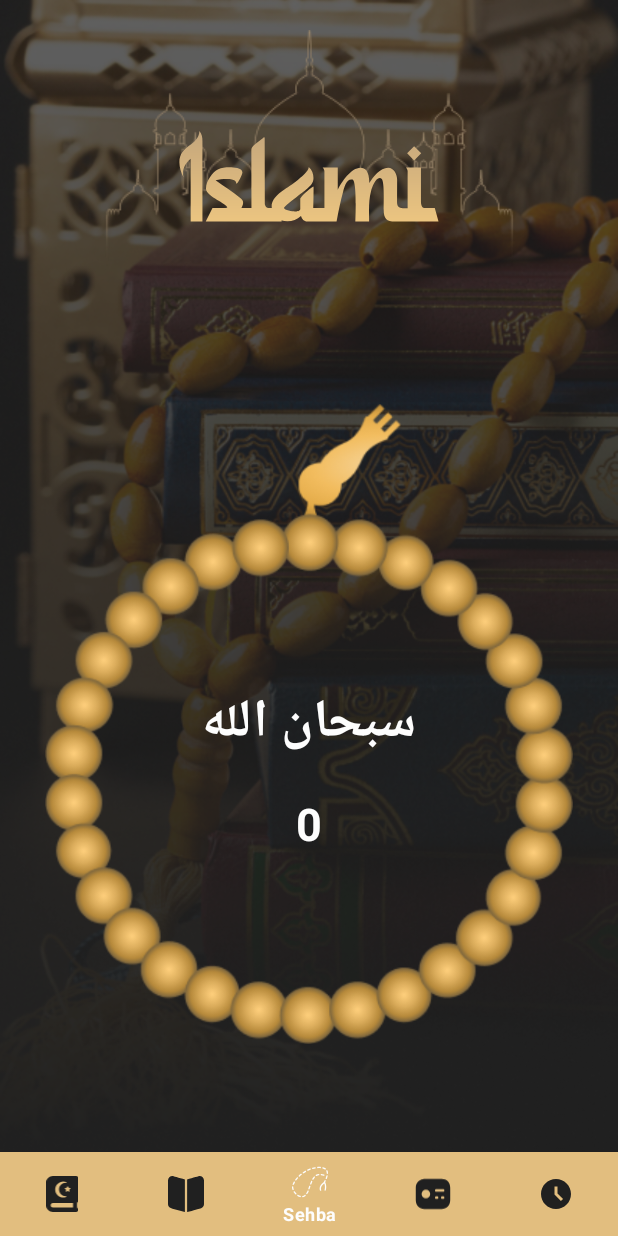
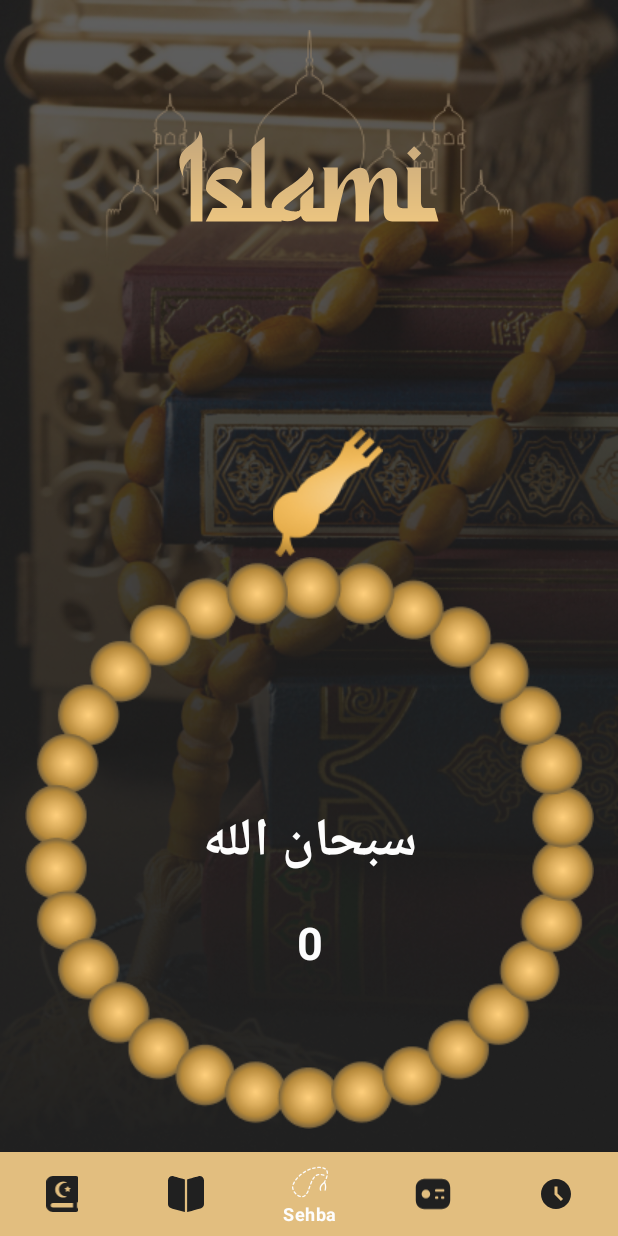
Before and after one commit to Fatma-Albaz/Islami-app, an Android app: the screen it shows after launch (MainActivity), item 3 of the bottom bar chosen, on a phone screen of 412 x 824 dp. Run offline under Robolectric (Android 15) with nearby library versions, the phone set to English and light mode, and no system bars.

Commit message:
Updated the sebha click animation

```diff
--- a/app/src/main/java/com/route/myapplication/ui/main/tabs/sebha/SebhaFragment.kt
+++ b/app/src/main/java/com/route/myapplication/ui/main/tabs/sebha/SebhaFragment.kt
@@ -7,6 +7,7 @@ import android.view.ViewGroup
 import androidx.fragment.app.Fragment
 import com.route.myapplication.databinding.FragmentSebhaBinding
 import com.route.myapplication.repository.SebhaRepository
+import com.route.myapplication.utils.ImageRotation
 
 class SebhaFragment:Fragment() {
     private lateinit var binding: FragmentSebhaBinding
@@ -40,6 +41,11 @@ class SebhaFragment:Fragment() {
                 .rotation(it.rotation + 11f)
                 .setDuration(300)
                 .start()
+            binding.sebhaTop.animate()
+                .rotation(binding.sebhaTop.rotation + 11f)
+                .setDuration(300)
+                .start()
+            ImageRotation.startOrbitAnimation(it,binding.sebhaTop,-80f+ it.rotation)
             if (tasbehNumber% 33 == 0){
                 displayedTasbehIndex++
                 if (displayedTasbehIndex>=sebhaList.size){
--- a/app/src/main/res/layout/fragment_sebha.xml
+++ b/app/src/main/res/layout/fragment_sebha.xml
@@ -13,15 +13,26 @@
     <include layout="@layout/app_logo" android:id="@+id/appLogo"/>
 
     <androidx.appcompat.widget.AppCompatImageView
+        android:id="@+id/sebha_top"
+        android:layout_width="wrap_content"
+        android:layout_height="wrap_content"
+        android:src="@drawable/sebha_top"
+        app:layout_constraintBottom_toTopOf="@id/btn_sebha"
+        app:layout_constraintStart_toStartOf="@id/btn_sebha"
+        app:layout_constraintEnd_toEndOf="@id/btn_sebha"
+        app:layout_constraintHorizontal_bias="0.54"/>
+    <androidx.appcompat.widget.AppCompatImageView
         android:id="@+id/btn_sebha"
-        android:layout_width="match_parent"
-        android:layout_height="0dp"
-        android:src="@drawable/btn_sebha"
+        android:layout_width="wrap_content"
+        android:layout_height="wrap_content"
+        android:src="@drawable/sebha_body"
         app:layout_constraintBottom_toBottomOf="parent"
         app:layout_constraintTop_toBottomOf="@id/appLogo"
+        app:layout_constraintStart_toStartOf="parent"
+        app:layout_constraintEnd_toEndOf="parent"
         app:layout_constraintVertical_bias="1.0"
-        tools:layout_editor_absoluteX="0dp"
-        android:padding="30dp" />
+        android:scaleType="center"
+        android:layout_marginBottom="15dp"/>
 
     <androidx.appcompat.widget.AppCompatTextView
         android:id="@+id/tasbehaName"
```
Also changed, not shown: app/src/main/java/com/route/myapplication/utils/ImageRotation.kt (added, +43 -0 lines), app/src/main/res/drawable/sebha_body.png (added), app/src/main/res/drawable/sebha_top.png (added).
